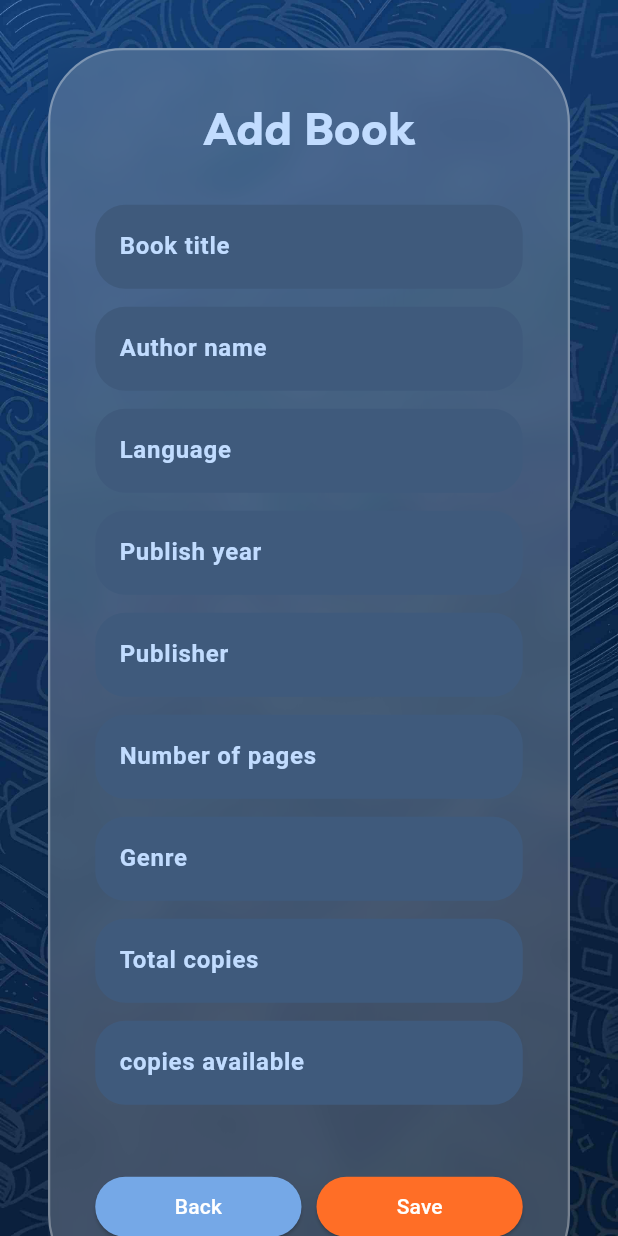
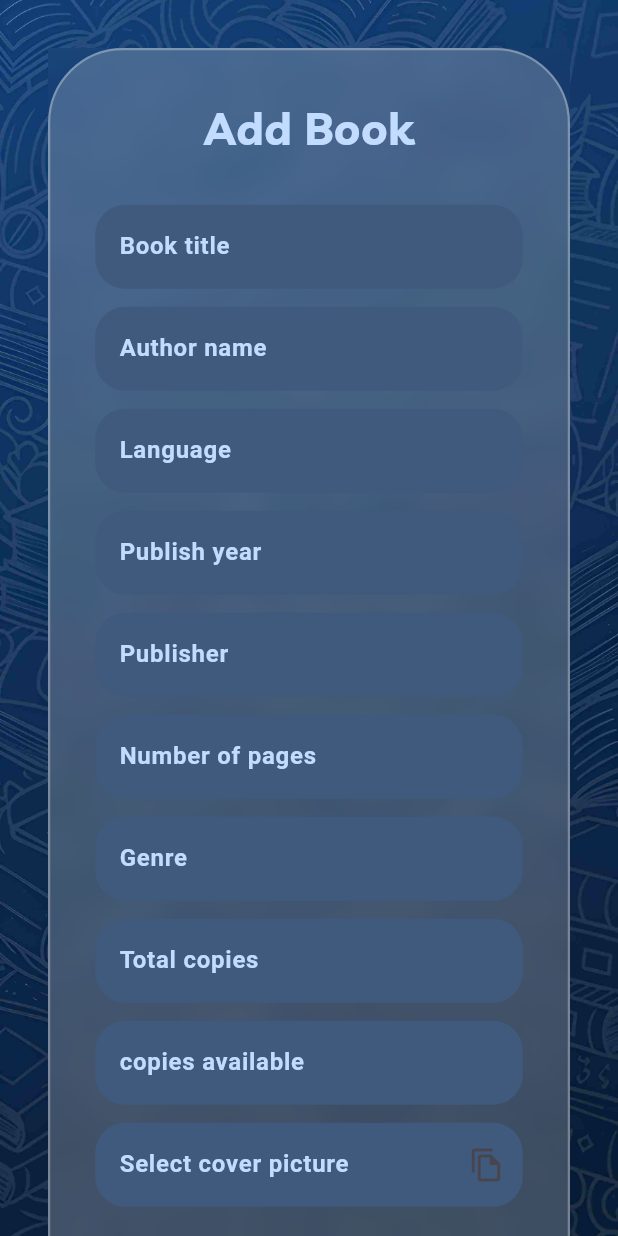
Before and after one commit to Bharath-OS/Libry, a Flutter app: the AddBookScreen screen opened directly, on a phone screen of 412 x 824 dp. Run offline on Flutter 3.47's test engine with Material 3 defaults, Android fonts, the phone set to English and light mode, and no system bars; our stand-ins replace flutter_svg, hive, hive_flutter, image_picker, page_transition, sqflite and 1 more; accounts and stored records are empty; project files that could hold a hidden picture were left out.

Commit message:
Create an upstream

```diff
--- a/lib/models/books_model.dart
+++ b/lib/models/books_model.dart
@@ -21,7 +21,7 @@ class Books {
     required this.pages,
     required this.totalCopies,
     required this.copiesAvailable,
-    this.coverPicture = "assets/images/dummy_book_cover.png"
+    this.coverPicture = ""
   });
 }
 
--- a/lib/screens/books_screens/add_book_screen.dart
+++ b/lib/screens/books_screens/add_book_screen.dart
@@ -19,10 +19,14 @@ class AddBookScreen extends StatefulWidget {
 class _AddBookScreenState extends State<AddBookScreen> {
   final _formKey = GlobalKey<FormState>();
   late final List<TextEditingController> controllers;
+  late final TextEditingController _imageController;
+  String? imagePath = '';
+
   @override
   initState() {
     super.initState();
     controllers = List.generate(9, (_) => TextEditingController());
+    _imageController  = TextEditingController();
   }
 
   @override
@@ -32,6 +36,7 @@ class _AddBookScreenState extends State<AddBookScreen> {
     for (var controller in controllers) {
       controller.dispose();
     }
+    _imageController.dispose();
   }
 
   @override
@@ -65,6 +70,7 @@ class _AddBookScreenState extends State<AddBookScreen> {
           genre: controllers[6].text,
           totalCopies: int.parse(controllers[7].text),
           copiesAvailable: int.parse(controllers[8].text),
+          coverPicture: imagePath ?? "assets/images/dummy_book_cover.png"
         );
         context.read<BookProvider>().addBook(book);
         Navigator.pop(context);
@@ -139,11 +145,12 @@ class _AddBookScreenState extends State<AddBookScreen> {
               decoration: InputDecoration(labelText: "copies available"),
               validator: (value) => Validator.emptyValidator(value),
             ),
-            // TextFormField(
-            //   style: textStyle,
-            //   controller: null,
-            //   decoration: InputDecoration(labelText: "Select cover picture",suffixIcon: IconButton(onPressed: ()=>ImageSelection.pickImage(), icon: Icon(Icons.file_copy_outlined))),
-            // ),
+            //todo cover picture functionality
+            TextFormField(
+              style: textStyle,
+              controller: _imageController,
+              decoration: InputDecoration(labelText: "Select cover picture",suffixIcon: IconButton(onPressed: ()=>ImageSelection.pickImage(), icon: Icon(Icons.file_copy_outlined))),
+            ),
             SizedBox(height: 20),
             Row(
               mainAxisAlignment: MainAxisAlignment.center,
```
